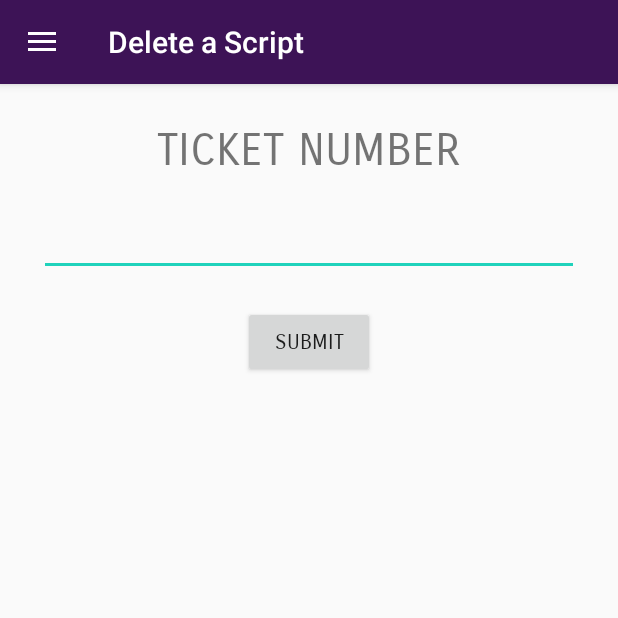
After one commit to ProjectGadfly/GF-Android, an Android app: the DeleteScript screen opened directly, with no data from a screen before it, on a phone screen of 412 x 824 dp, the top half of it. The commit adds this screen. Run offline under Robolectric (Android 15) with nearby library versions, the phone set to English and light mode, and no system bars.

Commit message:
Added framework for deletion of scripts Did minor cleanup of code

```diff
--- a/app/build.gradle
+++ b/app/build.gradle
@@ -27,6 +27,7 @@
 }
 
 dependencies {
+    implementation 'com.android.support.constraint:constraint-layout:1.0.2'
     compile fileTree(dir: 'libs', include: ['*.jar'])
     androidTestCompile('com.android.support.test.espresso:espresso-core:2.2.2', {
         exclude group: 'com.android.support', module: 'support-annotations'
--- /dev/null
+++ b/app/src/main/java/com/forvm/gadfly/projectgadfly/DeleteScript.java
@@ -0,0 +1,36 @@
+package com.forvm.gadfly.projectgadfly;
+
+import android.os.Bundle;
+import android.support.v4.app.Fragment;
+import android.view.LayoutInflater;
+import android.view.View;
+import android.view.ViewGroup;
+
+/**
+ * A simple {@link Fragment} subclass.
+ * Activities that contain this fragment must implement the
+ * {@link DeleteScript.OnFragmentInteractionListener} interface
+ * to handle interaction events.
+ * Use the {@link DeleteScript#newInstance} factory method to
+ * create an instance of this fragment.
+ */
+public class DeleteScript extends Fragment {
+    // TODO: Rename parameter arguments, choose names that match
+    // the fragment initialization parameters, e.g. ARG_ITEM_NUMBER
+    private static final String ARG_PARAM1 = "param1";
+    private static final String ARG_PARAM2 = "param2";
+
+    // TODO: Rename and change types of parameters
+    private String mParam1;
+    private String mParam2;
+
+    public DeleteScript() {
+        // Required empty public constructor
+    }
+
+    @Override
+    public View onCreateView(LayoutInflater inflater, ViewGroup container,
+                             Bundle savedInstanceState) {
+        return inflater.inflate(R.layout.fragment_delete_script, container, false);
+    }
+}
--- a/app/src/main/java/com/forvm/gadfly/projectgadfly/MainActivity.java
+++ b/app/src/main/java/com/forvm/gadfly/projectgadfly/MainActivity.java
@@ -21,7 +21,6 @@
 import android.support.design.widget.FloatingActionButton;
 import android.support.design.widget.NavigationView;
 import android.support.design.widget.Snackbar;
-import android.support.multidex.MultiDex;
 import android.support.v4.app.ActivityCompat;
 import android.support.v4.app.Fragment;
 import android.support.v4.app.FragmentManager;
@@ -64,9 +63,6 @@
     private Bundle b;
     private SharedPreferences pref;
     private Context context;
-    //    private FloatingActionsMenu mainFab;
-//    private com.getbase.floatingactionbutton.FloatingActionButton csFAB;
-//    private com.getbase.floatingactionbutton.FloatingActionButton qrFAB;
     private FloatingActionButton csFAB;
 
     @Override
@@ -86,7 +82,7 @@
 
         changeStatusBarColor();
 
-        csFAB = (FloatingActionButton) findViewById(R.id.csFAB);
+        csFAB = (FloatingActionButton) findViewById(R.id.createScriptFAB);
         csFAB.setOnClickListener(new View.OnClickListener() {
             @Override
             public void onClick(View v) {
--- /dev/null
+++ b/app/src/main/res/layout/activity_delete_script.xml
@@ -0,0 +1,27 @@
+<?xml version="1.0" encoding="utf-8"?>
+<android.support.v4.widget.DrawerLayout xmlns:android="http://schemas.android.com/apk/res/android"
+    xmlns:app="http://schemas.android.com/apk/res-auto"
+    xmlns:tools="http://schemas.android.com/tools"
+    android:id="@+id/drawer_layout"
+    android:layout_width="match_parent"
+    android:layout_height="match_parent"
+    android:fitsSystemWindows="true"
+    tools:openDrawer="start">
+
+    <include
+        layout="@layout/app_bar_new_script"
+        android:layout_width="match_parent"
+        android:layout_height="match_parent" />
+
+    <android.support.design.widget.NavigationView
+        android:id="@+id/nav_view"
+        android:layout_width="wrap_content"
+        android:layout_height="match_parent"
+        android:layout_gravity="start"
+        android:fitsSystemWindows="true"
+        app:headerLayout="@layout/nav_header_main"
+        app:menu="@menu/activity_main_drawer"
+        android:clickable="true"
+        android:focusableInTouchMode="true" />
+
+</android.support.v4.widget.DrawerLayout>
--- a/app/src/main/res/layout/app_bar_main.xml
+++ b/app/src/main/res/layout/app_bar_main.xml
@@ -1,7 +1,6 @@
 <?xml version="1.0" encoding="utf-8"?>
 <android.support.design.widget.CoordinatorLayout xmlns:android="http://schemas.android.com/apk/res/android"
     xmlns:app="http://schemas.android.com/apk/res-auto"
-    xmlns:fab="http://schemas.android.com/apk/res-auto"
     xmlns:tools="http://schemas.android.com/tools"
     android:layout_width="match_parent"
     android:layout_height="match_parent"
@@ -59,7 +58,7 @@
         android:layout_gravity="bottom|end"
         android:src="@drawable/ic_create_white_24dp"
         android:background="@color/colorPrimary"
-        android:id="@+id/csFAB"
+        android:id="@+id/createScriptFAB"
         android:layout_margin="@dimen/fab_margin"/>
 
 </android.support.design.widget.CoordinatorLayout>
--- /dev/null
+++ b/app/src/main/res/layout/fragment_delete_script.xml
@@ -0,0 +1,43 @@
+<?xml version="1.0" encoding="utf-8"?>
+
+<RelativeLayout xmlns:android="http://schemas.android.com/apk/res/android"
+    xmlns:tools="http://schemas.android.com/tools"
+    android:layout_width="match_parent"
+    android:layout_height="match_parent"
+    tools:context="com.forvm.gadfly.projectgadfly.DeleteScriptActivity"
+    android:paddingBottom="@dimen/activity_vertical_margin"
+    android:paddingLeft="@dimen/activity_horizontal_margin"
+    android:paddingRight="@dimen/activity_horizontal_margin"
+    android:paddingTop="@dimen/activity_vertical_margin">
+
+    <TextView
+        android:layout_width="wrap_content"
+        android:layout_height="wrap_content"
+        android:layout_centerHorizontal="true"
+        android:layout_margin="10dp"
+        android:id="@+id/deleteTicketLabel"
+        android:fontFamily="sans-serif-smallcaps"
+        android:text="TICKET NUMBER"
+        android:textSize="30sp"/>
+
+    <EditText
+        android:layout_width="match_parent"
+        android:layout_height="wrap_content"
+        android:layout_below="@id/deleteTicketLabel"
+        android:layout_margin="10dp"
+        android:id="@+id/deleteTicketNumber"/>
+
+    <Button
+        android:layout_width="wrap_content"
+        android:layout_height="wrap_content"
+        android:layout_margin="10dp"
+        android:layout_centerHorizontal="true"
+        android:text="SUBMIT"
+        android:fontFamily="sans-serif-smallcaps"
+        android:id="@+id/deleteScriptButton"
+        android:onClick="deleteScript"
+        android:layout_below="@id/deleteTicketNumber"/>
+
+
+
+</RelativeLayout>
--- a/app/src/main/res/layout/fragment_script_success.xml
+++ b/app/src/main/res/layout/fragment_script_success.xml
@@ -5,13 +5,15 @@
     android:layout_height="match_parent"
     tools:context="com.forvm.gadfly.projectgadfly.ScriptSuccess">
 
-    <!-- TODO: Update blank fragment layout -->
     <TextView
         android:layout_width="match_parent"
         android:layout_height="wrap_content"
         android:text="@string/share_code"
         android:id="@+id/SHOWSCRIPT"
-        android:textSize="36sp"/>
+        android:textStyle="bold"
+        android:fontFamily="sans-serif-smallcaps"
+        android:textSize="20sp"
+        android:textAlignment="center"/>
     <ImageView
         android:contentDescription="@string/qr_icon_desc"
         android:layout_width="wrap_content"
--- a/build.gradle
+++ b/build.gradle
@@ -3,10 +3,11 @@
 buildscript {
     repositories {
         jcenter()
+        google()
     }
 
     dependencies {
-        classpath 'com.android.tools.build:gradle:3.0.0'
+        classpath 'com.android.tools.build:gradle:3.0.1'
         // NOTE: Do not place your application dependencies here; they belong
         // in the individual module build.gradle files
     }
@@ -15,6 +16,7 @@
 allprojects {
     repositories {
         jcenter()
+        google()
     }
 }
 
```
Also changed, not shown: app/src/main/AndroidManifest.xml (+14 -7 lines), app/src/main/java/com/forvm/gadfly/projectgadfly/DeleteScriptActivity.java (added, +214 -0 lines), app/src/main/java/com/forvm/gadfly/projectgadfly/LegislativeActivity.java (+17 -9 lines), app/src/main/java/com/forvm/gadfly/projectgadfly/NewScriptActivity.java (+15 -27 lines), app/src/main/java/com/forvm/gadfly/projectgadfly/ScriptSuccess.java (+27 -7 lines), app/src/main/res/drawable/ic_delete_white_24dp.xml (added, +9 -0 lines), app/src/main/res/layout/app_bar_main_always_run.xml (+14 -2 lines).
